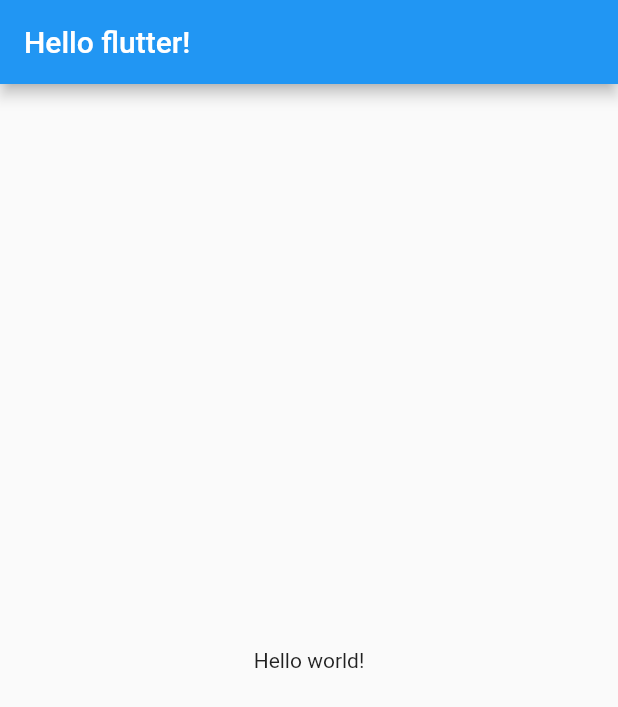
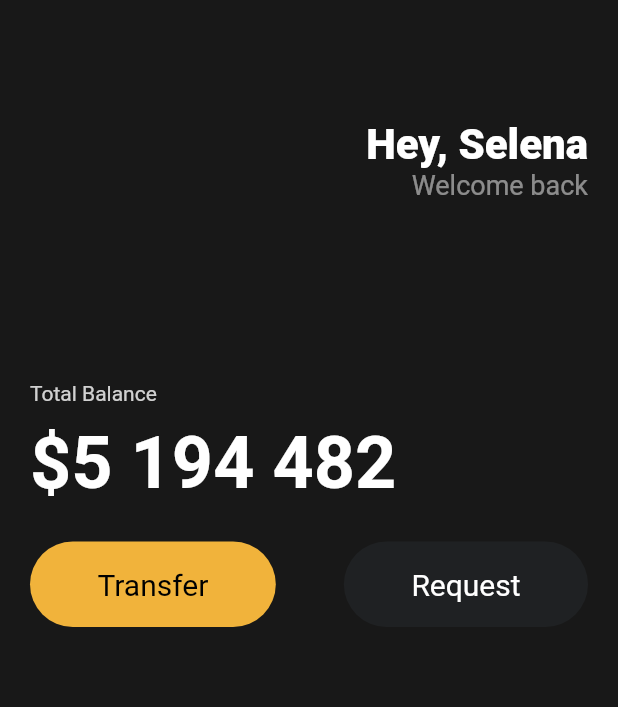
Before and after one commit to gh-yu/flutter-practice, a Flutter app: the screen it shows after launch, on a phone screen of 412 x 824 dp. Shown: the top 707 px of the screen. Run offline on Flutter 3.47's test engine with Material 2 defaults, Android fonts, the phone set to English and light mode, and no system bars.

Commit message:
home screen

```diff
--- a/lib/main.dart
+++ b/lib/main.dart
@@ -1,5 +1,6 @@
 import 'package:flutter/cupertino.dart';
 import 'package:flutter/material.dart';
+import 'package:toonflix/widgets/button.dart';
 
 void main() {
   runApp(App()); // root Widget
@@ -22,14 +23,113 @@ class App extends StatelessWidget {
     // navigation bar, bottom bar, tob bar, center of screen ...
     return MaterialApp(
       home: Scaffold(
-        appBar: AppBar(
-          // actions: [],
-          // elevation: 99, // shadow
-          // centerTitle: true,
-          title: Text('Hello flutter!'),
+          // appBar: AppBar(
+          //   // actions: [],
+          //   // elevation: 99, // shadow
+          //   // centerTitle: true,
+          //   title: Text('Hello flutter!'),
+          // ),
+          // body: Center(
+          //   child: Text('Hello world!'),
+          // ),
+          backgroundColor: const Color(0xFF181818),
+          body: Padding(
+            padding: const EdgeInsets.symmetric(horizontal: 20),
+            child: Column(
+              crossAxisAlignment: CrossAxisAlignment.start,
+              children: [
+                const SizedBox(
+                  height: 80,
+                ),
+                Row(mainAxisAlignment: MainAxisAlignment.end, children: [
+                  Column(
+                    crossAxisAlignment: CrossAxisAlignment.end,
+                    children: [
+                      const Text(
+                        'Hey, Selena',
+                        style: TextStyle(
+                          color: Colors.white,
+                          fontSize: 28,
+                          fontWeight: FontWeight.w800,
+                        ),
+                      ),
+                      Text(
+                        'Welcome back',
+                        style: TextStyle(
+                          color: Colors.white.withOpacity(0.5),
+                          fontSize: 18,
+                        ),
+                      ),
+                    ],
+                  )
+                ]),
+                const SizedBox(
+                  height: 120,
+                ),
+                Text(
+                  'Total Balance',
+                  style: TextStyle(
+                    color: Colors.white.withOpacity(0.8),
+                  ),
+                ),
+                const SizedBox(
+                  height: 10,
+                ),
+                const Text(
+                  '\$5 194 482',
+                  style: TextStyle(
+                    fontSize: 48,
+                    fontWeight: FontWeight.w600,
+                    color: Colors.white,
+                  ),
+                ),
+                const SizedBox(
+                  height: 25,
+                ),
+                const Row(
+                  mainAxisAlignment: MainAxisAlignment.spaceBetween,
+                  children: [
+                    Button(
+                        text: 'Transfer',
+                        bgColor: Color(0xFFF1B33B),
+                        textColor: Colors.black),
+                    Button(
+                        text: 'Request',
+                        bgColor: Color(0xFF1F2123),
+                        textColor: Colors.white),
+                  ],
+                )
+              ],
+            ),
+          )),
+    );
+  }
+}
+
+class MyButton extends StatelessWidget {
+  const MyButton({
+    super.key,
+  });
+
+  @override
+  Widget build(BuildContext context) {
+    return Container(
+      // button
+      decoration: BoxDecoration(
+        color: Color(0xFF1F2123),
+        borderRadius: BorderRadius.circular(45),
+      ),
+      child: const Padding(
+        padding: EdgeInsets.symmetric(
+          horizontal: 45,
+          vertical: 17,
         ),
-        body: Center(
-          child: Text('Hello world!'),
+        child: Text(
+          'Transfer',
+          style: TextStyle(
+            color: Colors.white,
+            fontSize: 20,
+          ),
         ),
       ),
     );
--- /dev/null
+++ b/lib/widgets/button.dart
@@ -0,0 +1,37 @@
+import 'package:flutter/material.dart';
+
+class Button extends StatelessWidget {
+  final String text;
+  final Color bgColor;
+  final Color textColor;
+
+  const Button(
+      {super.key,
+      required this.text,
+      required this.bgColor,
+      required this.textColor});
+
+  @override
+  Widget build(BuildContext context) {
+    return Container(
+      // button
+      decoration: BoxDecoration(
+        color: bgColor,
+        borderRadius: BorderRadius.circular(45),
+      ),
+      child: Padding(
+        padding: const EdgeInsets.symmetric(
+          horizontal: 45,
+          vertical: 17,
+        ),
+        child: Text(
+          text,
+          style: TextStyle(
+            color: textColor,
+            fontSize: 20,
+          ),
+        ),
+      ),
+    );
+  }
+}
```
Also changed, not shown: 1 other file.
